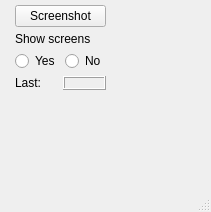
First picture: the form in res/user_interface.ui, repository AdamOsiowy/Screenshotter, before the edit.
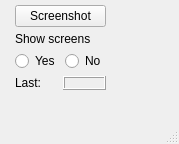
Second picture: the form after the edit. Icons and pictures are not drawn.

Commit message: update ui - change window size

```diff
--- a/res/user_interface.ui
+++ b/res/user_interface.ui
@@ -12,8 +12,8 @@
    <rect>
     <x>0</x>
     <y>0</y>
-    <width>211</width>
-    <height>212</height>
+    <width>179</width>
+    <height>144</height>
    </rect>
   </property>
   <property name="windowTitle">
```
Left out of the diff: 6 changed lines with no effect on the pictures.
